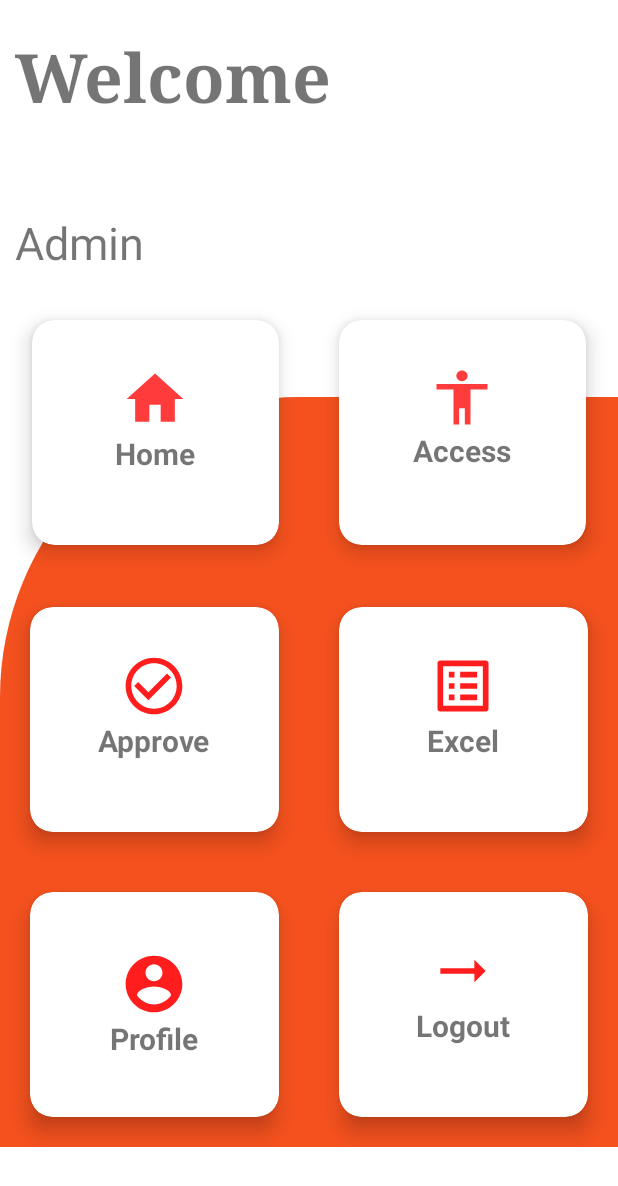
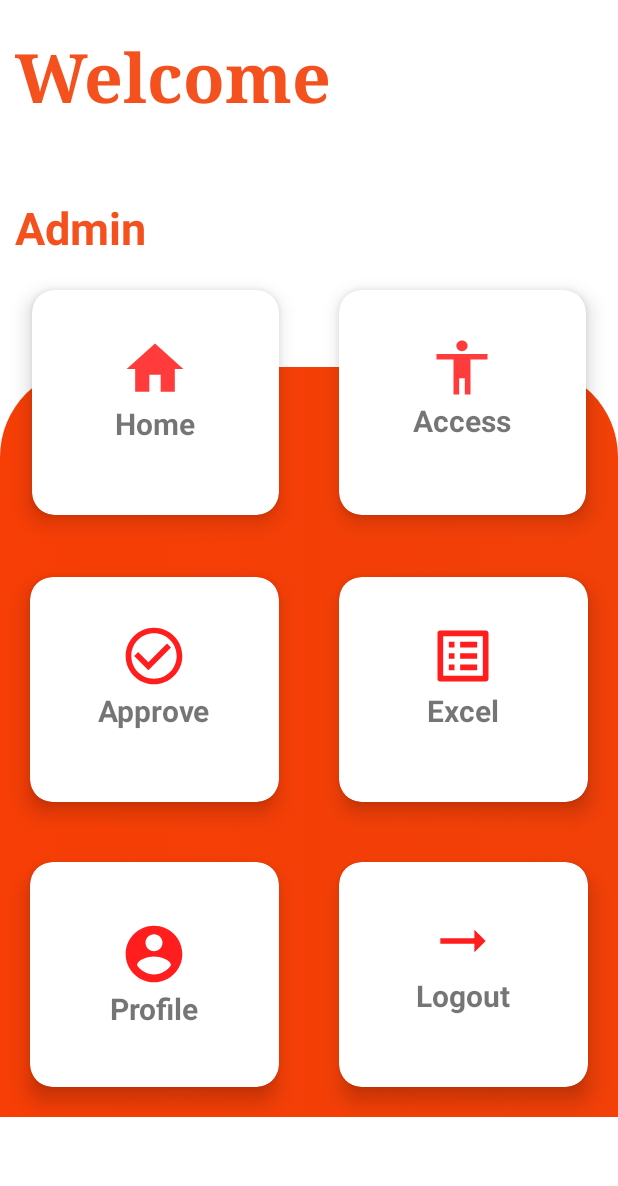
Before and after one commit to Bhargavijavidi/SandSyndicate, an Android app: the AdminHome screen opened directly, with no data from a screen before it, on a phone screen of 412 x 824 dp. Shown: the top 1186 px of the screen. Run offline under Robolectric (Android 15) with nearby library versions, the phone set to English and light mode, and no system bars.

Commit message:
first commit

```diff
--- a/app/src/main/res/drawable/cutbackground.xml
+++ b/app/src/main/res/drawable/cutbackground.xml
@@ -3,12 +3,12 @@
     >
     <item>
         <shape>
-            <solid android:color="@color/purple_700"/>
-            <gradient android:startColor="@color/purple_700"
+            <solid android:color="#F32106"/>
+            <gradient android:startColor="#F63E06"
                 android:endColor="@color/purple_700"/>
             <corners
-                android:bottomRightRadius="60dp"
-                android:bottomLeftRadius="60dp"/>
+                android:topRightRadius="60dp"
+                android:topLeftRadius="60dp"/>
 
 
         </shape>
--- a/app/src/main/res/layout/activity_admin_home.xml
+++ b/app/src/main/res/layout/activity_admin_home.xml
@@ -6,12 +6,13 @@
     android:layout_height="wrap_content"
     tools:context=".Admin.AdminHome"
     android:orientation="vertical"
+    android:background="@color/white"
    >
 
     <View
         android:layout_width="match_parent"
         android:layout_height="500dp"
-        android:background="@drawable/curve"
+        android:background="@drawable/cutbackground"
         app:layout_constraintBottom_toBottomOf="parent"
         app:layout_constraintEnd_toEndOf="parent"
         app:layout_constraintStart_toStartOf="parent"
@@ -27,7 +28,6 @@
         <LinearLayout
             android:layout_width="match_parent"
             android:layout_height="wrap_content"
-
             android:orientation="vertical">
 
             <TextView
@@ -38,7 +38,7 @@
                 android:layout_marginBottom="50dp"
                 android:fontFamily="serif"
                 android:text="Welcome"
-
+                android:textColor="@color/ash"
                 android:textSize="45dp"
                 android:textStyle="bold"
 
@@ -47,10 +47,12 @@
             <TextView
                 android:layout_width="match_parent"
                 android:layout_height="wrap_content"
-                android:layout_margin="10dp"
                 android:text="Admin"
-
-                android:textSize="30dp" />
+                android:textStyle="bold"
+                android:textColor="@color/ash"
+                android:textSize="30dp"
+                android:layout_marginLeft="10dp"
+                />
         </LinearLayout>
 
         <LinearLayout
@@ -129,6 +131,7 @@
             </androidx.cardview.widget.CardView>
 
         </LinearLayout>
+
 
 
         <LinearLayout
```
